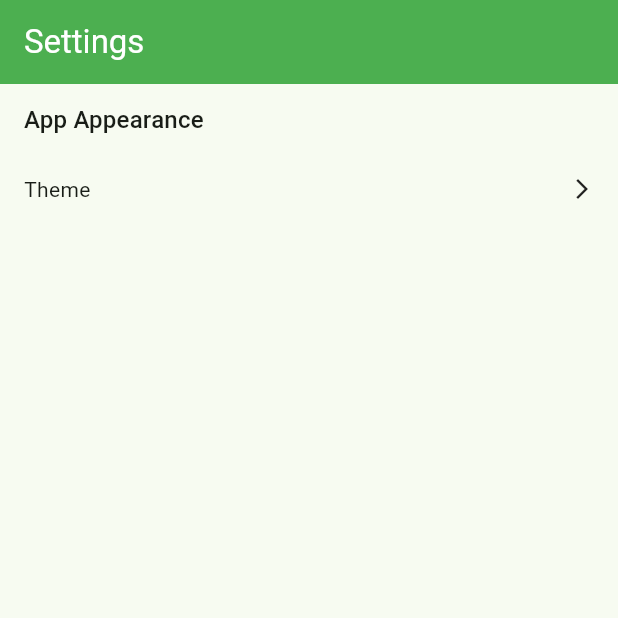
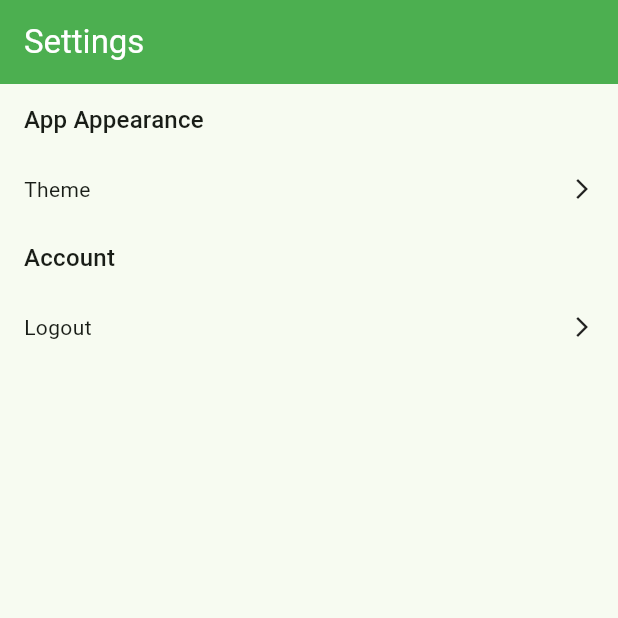
Before and after one commit to ParasPilkhwal/My-Network, a Flutter app: the ProfileSettingScreen screen opened by its route, on a phone screen of 412 x 824 dp, the top half of it. Run offline on Flutter 3.47's test engine with Material 3 defaults, Android fonts, the phone set to English and light mode, and no system bars; our stand-ins replace firebase_auth, firebase_core, font_awesome_flutter, go_router, shared_preferences; accounts and stored records are empty.

Commit message:
logout feature

```diff
--- a/lib/main.dart
+++ b/lib/main.dart
@@ -8,10 +8,13 @@ import 'profile_setting_screen.dart';
 import 'screens/login_screen.dart';
 import 'screens/registration_screen.dart';
 import 'services/auth_service.dart';
+import 'firebase_options.dart'; // Import firebase_options.dart
 
 void main() async {
   WidgetsFlutterBinding.ensureInitialized();
-  await Firebase.initializeApp();
+  await Firebase.initializeApp(
+    options: DefaultFirebaseOptions.currentPlatform, // Add this line
+  );
   runApp(const MyApp());
 }
 
--- a/lib/profile_setting_screen.dart
+++ b/lib/profile_setting_screen.dart
@@ -1,6 +1,8 @@
 import 'package:flutter/material.dart';
 import 'package:provider/provider.dart';
+import 'package:go_router/go_router.dart'; // Import go_router
 import 'theme_provider.dart';
+import 'services/auth_service.dart'; // Import AuthService
 
 class ProfileSettingScreen extends StatelessWidget {
   const ProfileSettingScreen({super.key});
@@ -8,6 +10,7 @@ class ProfileSettingScreen extends StatelessWidget {
   @override
   Widget build(BuildContext context) {
     final themeProvider = Provider.of<ThemeProvider>(context);
+    final authService = Provider.of<AuthService>(context, listen: false); // Get AuthService
 
     return Scaffold(
       appBar: AppBar(
@@ -24,6 +27,20 @@ class ProfileSettingScreen extends StatelessWidget {
                 label: 'Theme',
                 onTap: () {
                   _showThemePickerDialog(context, themeProvider);
+                },
+              ),
+            ],
+          ),
+          _buildSettingsSection(
+            context,
+            title: 'Account',
+            items: [
+              _buildSettingsItem(
+                context,
+                label: 'Logout',
+                onTap: () async {
+                  await authService.signOut(); // Call signOut
+                  context.go('/login'); // Navigate to login
                 },
               ),
             ],
```
Also changed, not shown: firebase.json (added), lib/firebase_options.dart (added), 4 other files.
